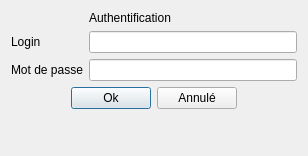
jouffreautheo/AppNewWorldQt, file AppNewWorld/dialogauth.ui: the form before one commit.
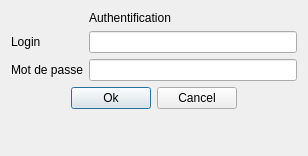
The form after the commit.

```diff
--- a/AppNewWorld/dialogauth.ui
+++ b/AppNewWorld/dialogauth.ui
@@ -66,7 +66,7 @@
      <item>
       <widget class="QPushButton" name="pushButtonAnnuler">
        <property name="text">
-        <string>Annulé</string>
+        <string>Cancel</string>
        </property>
       </widget>
      </item>
```
Left out of the diff: 6 changed lines with no effect on the pictures.
